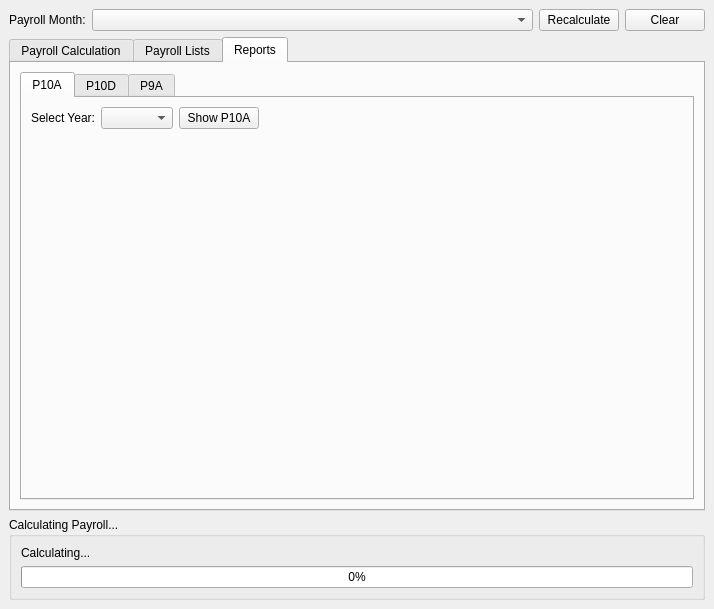
First picture: the form in universal/smartpay/src/payroll.ui, repository eboladev/smarterp, before the edit.
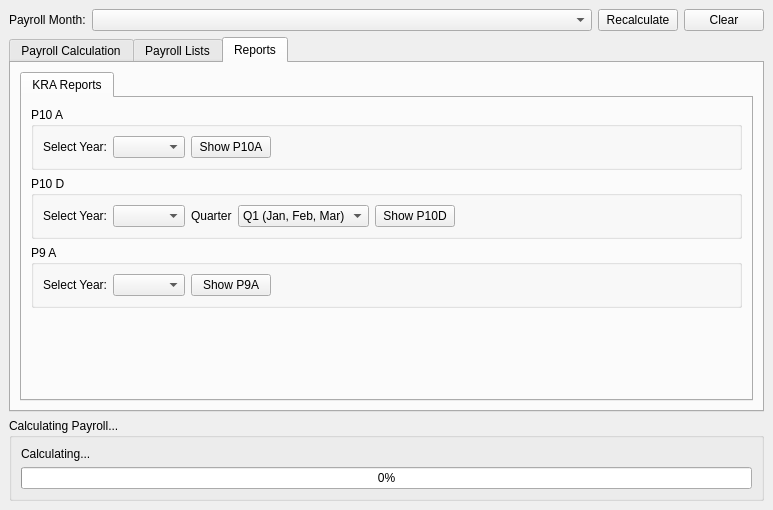
Second picture: the form after the edit. The open tabs and pages were chosen to show the change. Icons and pictures are not drawn. Custom widgets are drawn as their Qt base class.

Commit message:
[SmartPay]Change Structure of KRA Reports
Changes the structure of KRA reports in the payroll tab to
prevent the frequent crashes

The edit to the form file:
```diff
--- a/universal/smartpay/src/payroll.ui
+++ b/universal/smartpay/src/payroll.ui
@@ -6,8 +6,8 @@
    <rect>
     <x>0</x>
     <y>0</y>
-    <width>714</width>
-    <height>609</height>
+    <width>773</width>
+    <height>510</height>
    </rect>
   </property>
   <property name="windowTitle">
@@ -188,13 +188,19 @@
           </property>
           <widget class="QWidget" name="tab_7">
            <attribute name="title">
-            <string>P10A</string>
+            <string>KRA Reports</string>
            </attribute>
            <layout class="QVBoxLayout" name="verticalLayout_9">
             <item>
-             <layout class="QHBoxLayout" name="horizontalLayout_2">
+             <widget class="QGroupBox" name="groupBox">
+              <property name="title">
+               <string>P10 A</string>
+              </property>
+              <layout class="QHBoxLayout" name="horizontalLayout_8">
               <item>
-               <widget class="QLabel" name="label_2">
+                <layout class="QHBoxLayout" name="horizontalLayout_7">
+                 <item>
+                  <widget class="QLabel" name="label_6">
                 <property name="text">
                  <string>Select Year:</string>
                 </property>
@@ -211,7 +217,7 @@
                </widget>
               </item>
               <item>
-               <spacer name="horizontalSpacer_3">
+                  <spacer name="horizontalSpacer_6">
                 <property name="orientation">
                  <enum>Qt::Horizontal</enum>
                 </property>
@@ -225,27 +231,19 @@
               </item>
              </layout>
             </item>
-            <item>
-             <widget class="PayrollReportPreview" name="widgetP10A" native="true">
-              <property name="sizePolicy">
-               <sizepolicy hsizetype="Preferred" vsizetype="Preferred">
-                <horstretch>0</horstretch>
-                <verstretch>2</verstretch>
-               </sizepolicy>
-              </property>
-             </widget>
-            </item>
-           </layout>
-          </widget>
-          <widget class="QWidget" name="tab_8">
-           <attribute name="title">
-            <string>P10D</string>
-           </attribute>
-           <layout class="QVBoxLayout" name="verticalLayout_10">
+              </layout>
+             </widget>
+            </item>
             <item>
-             <layout class="QHBoxLayout" name="horizontalLayout_5">
+             <widget class="QGroupBox" name="groupBox_2">
+              <property name="title">
+               <string>P10 D</string>
+              </property>
+              <layout class="QHBoxLayout" name="horizontalLayout_10">
               <item>
-               <widget class="QLabel" name="label_3">
+                <layout class="QHBoxLayout" name="horizontalLayout_9">
+                 <item>
+                  <widget class="QLabel" name="label_7">
                 <property name="text">
                  <string>Select Year:</string>
                 </property>
@@ -255,7 +253,7 @@
                <widget class="QComboBox" name="cboP1DYears"/>
               </item>
               <item>
-               <widget class="QLabel" name="label_4">
+                  <widget class="QLabel" name="label_8">
                 <property name="text">
                  <string>Quarter</string>
                 </property>
@@ -299,7 +297,7 @@
                </widget>
               </item>
               <item>
-               <spacer name="horizontalSpacer_4">
+                  <spacer name="horizontalSpacer_7">
                 <property name="orientation">
                  <enum>Qt::Horizontal</enum>
                 </property>
@@ -313,27 +311,19 @@
               </item>
              </layout>
             </item>
-            <item>
-             <widget class="PayrollReportPreview" name="widgetP10D" native="true">
-              <property name="sizePolicy">
-               <sizepolicy hsizetype="Preferred" vsizetype="Preferred">
-                <horstretch>0</horstretch>
-                <verstretch>2</verstretch>
-               </sizepolicy>
-              </property>
-             </widget>
-            </item>
-           </layout>
-          </widget>
-          <widget class="QWidget" name="tab_9">
-           <attribute name="title">
-            <string>P9A</string>
-           </attribute>
-           <layout class="QVBoxLayout" name="verticalLayout_11">
+              </layout>
+             </widget>
+            </item>
             <item>
-             <layout class="QHBoxLayout" name="horizontalLayout_6">
+             <widget class="QGroupBox" name="groupBox_3">
+              <property name="title">
+               <string>P9 A</string>
+              </property>
+              <layout class="QHBoxLayout" name="horizontalLayout_12">
               <item>
-               <widget class="QLabel" name="label_5">
+                <layout class="QHBoxLayout" name="horizontalLayout_11">
+                 <item>
+                  <widget class="QLabel" name="label_9">
                 <property name="text">
                  <string>Select Year:</string>
                 </property>
@@ -350,7 +340,7 @@
                </widget>
               </item>
               <item>
-               <spacer name="horizontalSpacer_5">
+                  <spacer name="horizontalSpacer_8">
                 <property name="orientation">
                  <enum>Qt::Horizontal</enum>
                 </property>
@@ -364,16 +354,22 @@
               </item>
              </layout>
             </item>
-            <item>
-             <widget class="PayrollReportPreview" name="widgetP9A" native="true">
-              <property name="sizePolicy">
-               <sizepolicy hsizetype="Preferred" vsizetype="Preferred">
-                <horstretch>0</horstretch>
-                <verstretch>2</verstretch>
-               </sizepolicy>
-              </property>
+              </layout>
              </widget>
             </item>
+            <item>
+             <spacer name="verticalSpacer">
+              <property name="orientation">
+               <enum>Qt::Vertical</enum>
+              </property>
+              <property name="sizeHint" stdset="0">
+               <size>
+                <width>20</width>
+                <height>69</height>
+               </size>
+              </property>
+             </spacer>
+            </item>
            </layout>
           </widget>
          </widget>
@@ -414,12 +410,6 @@
    <extends>QTreeView</extends>
    <header>customqueryview.h</header>
   </customwidget>
-  <customwidget>
-   <class>PayrollReportPreview</class>
-   <extends>QWidget</extends>
-   <header>payrollreportpreview.h</header>
-   <container>1</container>
-  </customwidget>
  </customwidgets>
  <resources>
   <include location="rc.qrc"/>
```
Left out of the diff: 6 changed lines with no effect on the pictures. Lines whose indentation alone changed are shown as unchanged. The commit also changes 1 other file.
